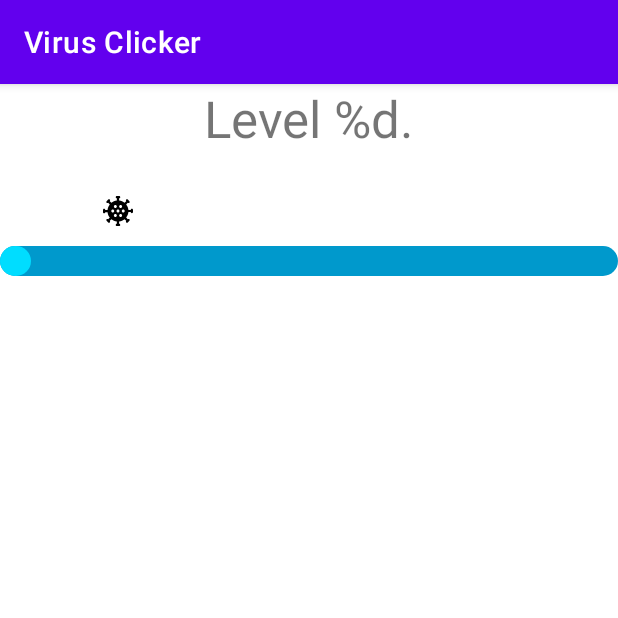
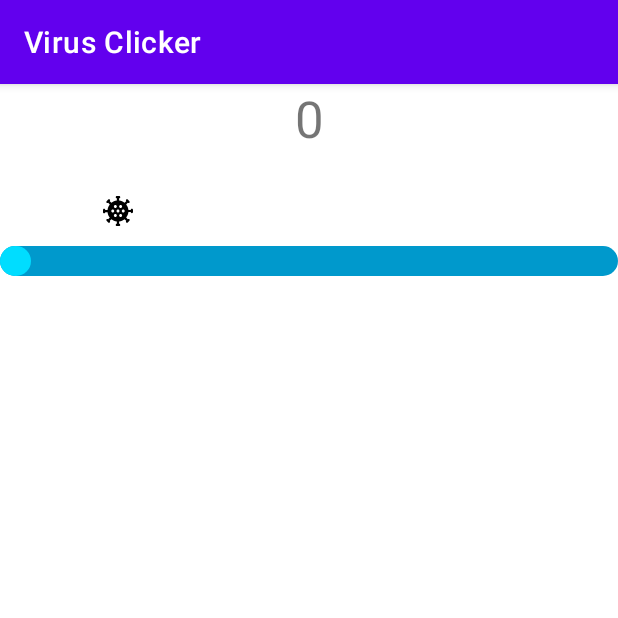
Before and after one commit to dancannotcode/ClickerGame, an Android app: the fragment HomeFragment shown on its own in the app's theme, after a tap on an icon or button, on a phone screen of 412 x 824 dp, the top half of it. Run offline under Robolectric (Android 15) with nearby library versions, the phone set to English and light mode, and no system bars.

Commit message:
Added initial working level number to show and increase the level after a full progression bar.

```diff
--- a/app/src/main/java/com/example/testing/ui/home/HomeFragment.java
+++ b/app/src/main/java/com/example/testing/ui/home/HomeFragment.java
@@ -21,6 +21,7 @@ import com.example.testing.R;
 import com.example.testing.databinding.FragmentHomeBinding;
 import android.media.*;
 import android.widget.ProgressBar;
+import android.widget.TextView;
 
 public class HomeFragment extends Fragment {
 
@@ -32,15 +33,20 @@ public class HomeFragment extends Fragment {
     private int currentProgress = 0;
     private ProgressBar progressBar;
 
+    private int levelCount = 0;
+    TextView showLevelTextView;
+
+
     @Override
     public View onCreateView(@NonNull LayoutInflater inflater, ViewGroup container, Bundle savedInstanceState) {
         binding = FragmentHomeBinding.inflate(inflater, container, false);
+        View fragmentHomeLayout = binding.getRoot();
         imageView = binding.getRoot().findViewById(R.id.imageView);
-
-
+        showLevelTextView = fragmentHomeLayout.findViewById(R.id.text_level);
 
         // Set OnClickListener to move the ImageView to a different spot when clicked
         imageView.setOnClickListener(new View.OnClickListener() {
+
             @Override
             public void onClick(View v) {
                 mediaPlayer = MediaPlayer.create(getContext(), R.raw.gameclick);
@@ -54,10 +60,11 @@ public class HomeFragment extends Fragment {
                 });
                 mediaPlayer.start();
                 moveImage();
-                clickProgression();
+                clickProgression(v);
 
             }
         });
+
 
         return binding.getRoot();
     }
@@ -83,19 +90,30 @@ public class HomeFragment extends Fragment {
         isImageVisible = !isImageVisible;
     }
 
-    private void clickProgression() {
+    private void clickProgression(View v) {
 
+
+        // Get the value of the text view
+        String countString = showLevelTextView.getText().toString();
+        Integer count = Integer.parseInt(countString);
+
+        // Display the new value in the text view.
         progressBar = binding.getRoot().findViewById(R.id.progress_Horizontal);
 
         // Reset progress bar to show leveling up
         if(currentProgress >= 100)
         {
             currentProgress = 0;
+            // Convert value to a number and increment it
+            count++;
+            levelCount = count;
         }
 
         currentProgress = currentProgress + 5;
         progressBar.setProgress(currentProgress);
         progressBar.setMax(100);
+
+        showLevelTextView.setText(count.toString());
 
     }
 // ***************************************************************************************/
@@ -127,6 +145,7 @@ public class HomeFragment extends Fragment {
 //        });
 //    }
 
+
     @Override
     public void onDestroyView() {
         super.onDestroyView();
--- a/app/src/main/res/values/strings.xml
+++ b/app/src/main/res/values/strings.xml
@@ -27,7 +27,7 @@
     <string name="continue_game">Continue Game</string>
     <string name="viral_clicker">Viral\nClicker</string>
     <string name="unknown_virus">Name: ??????????</string>
-    <string name="home_heading">Level %d.</string>
+    <string name="home_heading">0</string>
     <string-array name="virus_color">
         <item>color.black</item>
         <item>color.black</item>
```
